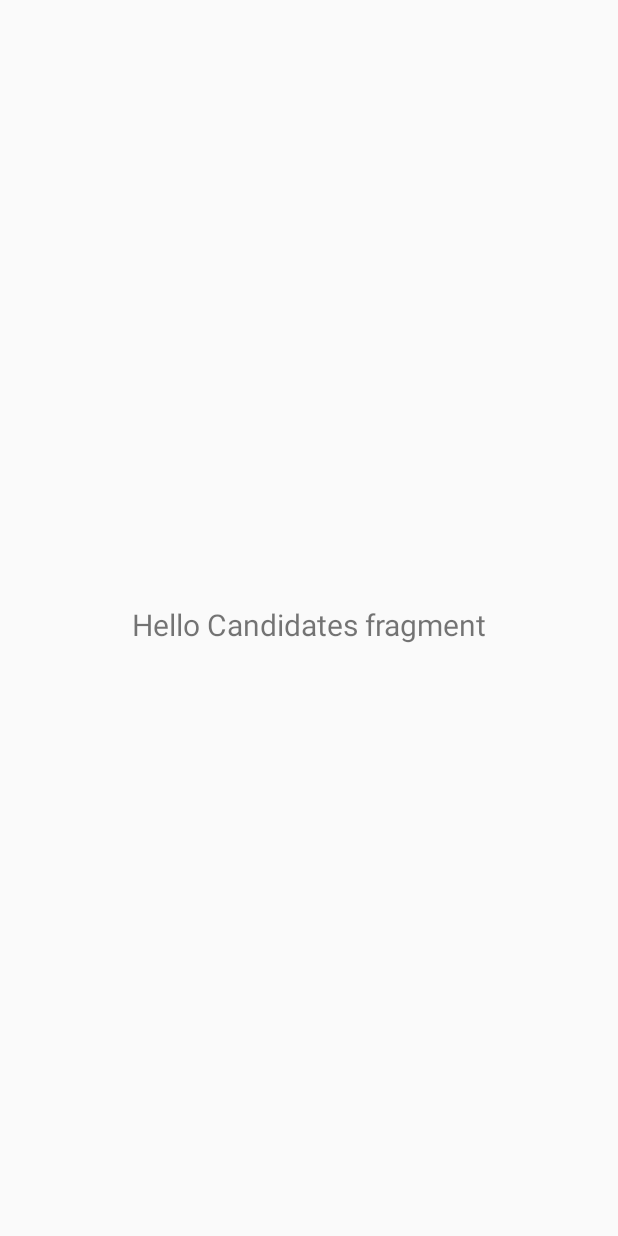
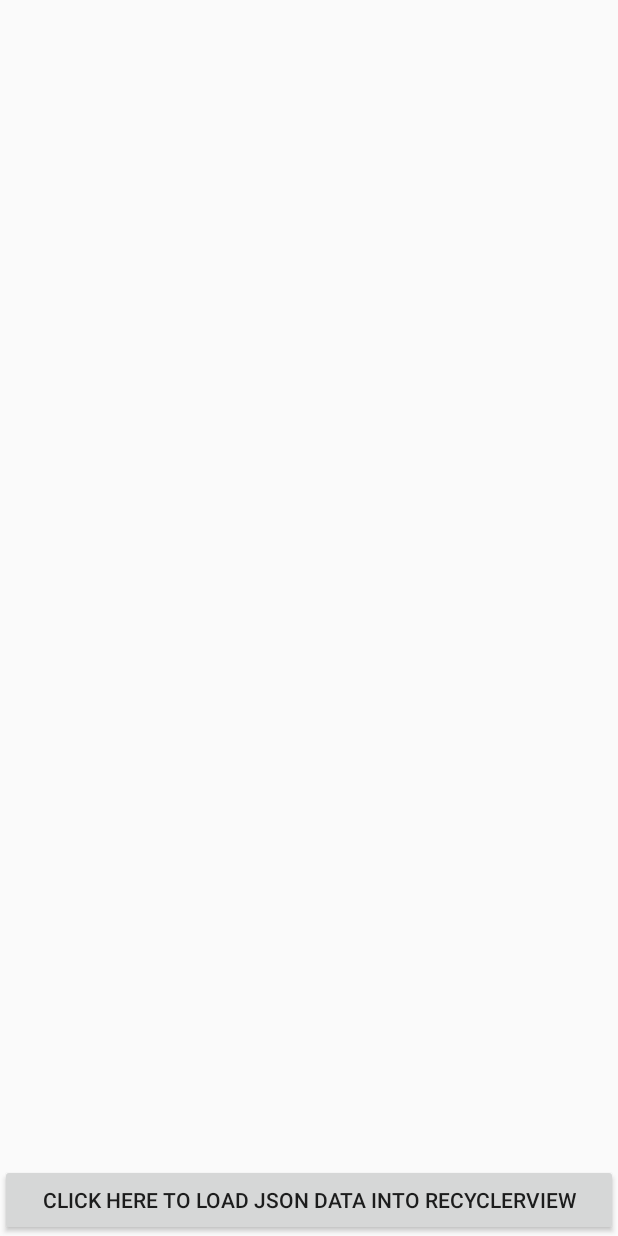
Before and after one commit to erstellen/heX, an Android app: the CandidatesFragment screen opened directly, with no data from a screen before it, on a phone screen of 412 x 824 dp. Run offline under Robolectric (Android 15) with nearby library versions, the phone set to English and light mode, and no system bars.

Commit message:
purana wala recycle view uda diya mai ne

```diff
--- a/app/build.gradle
+++ b/app/build.gradle
@@ -2,14 +2,14 @@ apply plugin: 'com.android.application'
 apply plugin: 'com.google.gms.google-services'
 
 android {
-    compileSdkVersion 29
+    compileSdkVersion 28
     buildToolsVersion "29.0.2"
 
 
     defaultConfig {
         applicationId "com.example.hex"
         minSdkVersion 19
-        targetSdkVersion 29
+        targetSdkVersion 28
         versionCode 1
         versionName "1.0"
 
@@ -42,7 +42,6 @@ dependencies {
     implementation 'androidx.lifecycle:lifecycle-extensions:2.2.0'
 
 
-
     //other
     implementation 'com.hbb20:ccp:2.3.2'
     implementation 'com.tuyenmonkey:mkloader:1.4.0'
@@ -58,5 +57,4 @@ dependencies {
 
 
 
-
 }
--- a/app/src/main/java/com/example/hex/DashBoardActivity.java
+++ b/app/src/main/java/com/example/hex/DashBoardActivity.java
@@ -1,6 +1,5 @@
 package com.example.hex;
 
-import android.content.Intent;
 import android.os.Bundle;
 import android.view.View;
 import android.widget.Button;
@@ -25,7 +24,6 @@ public class DashBoardActivity extends AppCompatActivity {
             @Override
             public void onClick(View view) {
                 FirebaseAuth.getInstance().signOut();
-                startActivity(new Intent(DashBoardActivity.this,PhoneLoginActivity.class));
                 finish();
             }
         });
--- a/app/src/main/java/com/example/hex/IntroActivity.java
+++ b/app/src/main/java/com/example/hex/IntroActivity.java
@@ -1,7 +1,4 @@
 package com.example.hex;
-
-import androidx.appcompat.app.AppCompatActivity;
-import androidx.viewpager.widget.ViewPager;
 
 import android.content.Intent;
 import android.content.SharedPreferences;
@@ -12,6 +9,9 @@ import android.view.animation.Animation;
 import android.view.animation.AnimationUtils;
 import android.widget.Button;
 import android.widget.TextView;
+
+import androidx.appcompat.app.AppCompatActivity;
+import androidx.viewpager.widget.ViewPager;
 
 import com.google.android.material.tabs.TabLayout;
 
--- a/app/src/main/java/com/example/hex/IntroViewPagerAdapter.java
+++ b/app/src/main/java/com/example/hex/IntroViewPagerAdapter.java
@@ -41,11 +41,6 @@ public class IntroViewPagerAdapter extends PagerAdapter {
         container.addView(layoutScreen);
 
         return layoutScreen;
-
-
-
-
-
     }
 
     @Override
--- a/app/src/main/java/com/example/hex/MainActivity.java
+++ b/app/src/main/java/com/example/hex/MainActivity.java
@@ -19,7 +19,6 @@ import com.google.android.material.navigation.NavigationView;
 import com.google.android.material.snackbar.Snackbar;
 
 public class MainActivity extends AppCompatActivity {
-
 
     private AppBarConfiguration mAppBarConfiguration;
 
@@ -51,6 +50,7 @@ public class MainActivity extends AppCompatActivity {
         NavigationUI.setupWithNavController(navigationView, navController);
     }
 
+
     @Override
     public boolean onCreateOptionsMenu(Menu menu) {
         // Inflate the menu; this adds items to the action bar if it is present.
--- a/app/src/main/res/layout/activity_verification.xml
+++ b/app/src/main/res/layout/activity_verification.xml
@@ -92,7 +92,7 @@
                         android:layout_height="40dp"
                         android:layout_gravity="center_vertical"
                         android:layout_marginTop="2dp"
-                        android:background="@drawable/text_input_bg"
+                        android:background="#fff"
                         android:gravity="center"
                         android:hint="Enter Otp"
                         android:inputType="number"
--- a/app/src/main/res/layout/candidates_fragment.xml
+++ b/app/src/main/res/layout/candidates_fragment.xml
@@ -1,23 +1,33 @@
 <?xml version="1.0" encoding="utf-8"?>
-<androidx.constraintlayout.widget.ConstraintLayout xmlns:android="http://schemas.android.com/apk/res/android"
-    xmlns:app="http://schemas.android.com/apk/res-auto"
+<RelativeLayout xmlns:android="http://schemas.android.com/apk/res/android"
     xmlns:tools="http://schemas.android.com/tools"
     android:layout_width="match_parent"
     android:layout_height="match_parent"
-    tools:context=".ui.home.HomeFragment">
+    tools:context=".MainActivity">
 
-    <TextView
-        android:id="@+id/text_home"
+    <androidx.recyclerview.widget.RecyclerView
+        android:id="@+id/recyclerView1"
         android:layout_width="match_parent"
         android:layout_height="wrap_content"
-        android:layout_marginStart="8dp"
-        android:layout_marginTop="8dp"
-        android:layout_marginEnd="8dp"
-        android:textAlignment="center"
-        android:textSize="20sp"
-        android:text="Hello Candidates fragment"
-        app:layout_constraintBottom_toBottomOf="parent"
-        app:layout_constraintEnd_toEndOf="parent"
-        app:layout_constraintStart_toStartOf="parent"
-        app:layout_constraintTop_toTopOf="parent" />
-</androidx.constraintlayout.widget.ConstraintLayout>
+        android:layout_above="@+id/button">
+    </androidx.recyclerview.widget.RecyclerView>
+
+    <ProgressBar
+        android:id="@+id/progressBar1"
+        style="?android:attr/progressBarStyleLarge"
+        android:layout_width="wrap_content"
+        android:layout_height="wrap_content"
+        android:layout_centerHorizontal="true"
+        android:layout_centerVertical="true"
+        android:visibility="gone"/>
+
+    <Button
+        android:layout_width="fill_parent"
+        android:layout_height="wrap_content"
+        android:text="Click Here to load JSON data into RecyclerView"
+        android:id="@+id/button"
+        android:layout_alignParentBottom="true"
+        android:layout_centerHorizontal="true" />
+
+
+</RelativeLayout>
--- a/app/src/main/res/values/colors.xml
+++ b/app/src/main/res/values/colors.xml
@@ -1,7 +1,7 @@
 <?xml version="1.0" encoding="utf-8"?>
 <resources>
 <color name="colorPrimary">#ffffff</color>
-<color name="colorPrimaryDark">#18a3fe</color>
+<color name="colorPrimaryDark">#fff</color>
 <color name="colorAccent">#18a3fe</color>
 
 <!-- colors for button style -->
```
Also changed, not shown: app/src/main/AndroidManifest.xml (+6 -6 lines), app/src/main/java/com/example/hex/Product.java (deleted, +0 -43 lines).
